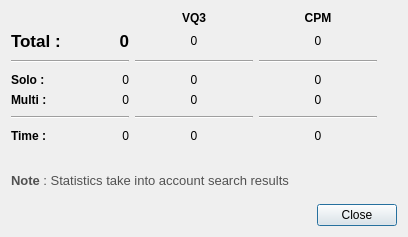
The window that src/statisticsdialog.ui (sousix/QDM68) describes before a commit, drawn with Qt 5.
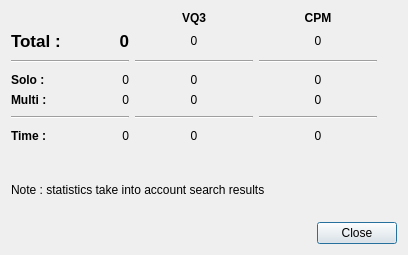
The same window after the commit.

```diff
--- a/src/statisticsdialog.ui
+++ b/src/statisticsdialog.ui
@@ -10,7 +10,7 @@
     <x>0</x>
     <y>0</y>
     <width>408</width>
-    <height>237</height>
+    <height>255</height>
    </rect>
   </property>
   <property name="windowTitle">
@@ -392,77 +392,12 @@
       </spacer>
      </item>
      <item>
-      <widget class="QLabel" name="label">
-       <property name="palette">
-        <palette>
-         <active>
-          <colorrole role="WindowText">
-           <brush brushstyle="SolidPattern">
-            <color alpha="255">
-             <red>81</red>
-             <green>81</green>
-             <blue>81</blue>
-            </color>
-           </brush>
-          </colorrole>
-          <colorrole role="Text">
-           <brush brushstyle="SolidPattern">
-            <color alpha="255">
-             <red>103</red>
-             <green>103</green>
-             <blue>103</blue>
-            </color>
-           </brush>
-          </colorrole>
-         </active>
-         <inactive>
-          <colorrole role="WindowText">
-           <brush brushstyle="SolidPattern">
-            <color alpha="255">
-             <red>81</red>
-             <green>81</green>
-             <blue>81</blue>
-            </color>
-           </brush>
-          </colorrole>
-          <colorrole role="Text">
-           <brush brushstyle="SolidPattern">
-            <color alpha="255">
-             <red>103</red>
-             <green>103</green>
-             <blue>103</blue>
-            </color>
-           </brush>
-          </colorrole>
-         </inactive>
-         <disabled>
-          <colorrole role="WindowText">
-           <brush brushstyle="SolidPattern">
-            <color alpha="255">
-             <red>116</red>
-             <green>116</green>
-             <blue>116</blue>
-            </color>
-           </brush>
-          </colorrole>
-          <colorrole role="Text">
-           <brush brushstyle="SolidPattern">
-            <color alpha="255">
-             <red>116</red>
-             <green>116</green>
-             <blue>116</blue>
-            </color>
-           </brush>
-          </colorrole>
-         </disabled>
-        </palette>
-       </property>
+      <widget class="QLabel" name="labelInfoSearch">
        <property name="text">
-        <string>&lt;!DOCTYPE HTML PUBLIC &quot;-//W3C//DTD HTML 4.0//EN&quot; &quot;http://www.w3.org/TR/REC-html40/strict.dtd&quot;&gt;
-&lt;html&gt;&lt;head&gt;&lt;meta name=&quot;qrichtext&quot; content=&quot;1&quot; /&gt;&lt;style type=&quot;text/css&quot;&gt;
-p, li { white-space: pre-wrap; }
-&lt;/style&gt;&lt;/head&gt;&lt;body style=&quot; font-family:'Sans'; font-size:10pt; font-weight:400; font-style:normal;&quot;&gt;
-&lt;p style=&quot; margin-top:0px; margin-bottom:0px; margin-left:0px; margin-right:0px; -qt-block-indent:0; text-indent:0px;&quot;&gt;&lt;span style=&quot; font-weight:600;&quot;&gt;Note&lt;/span&gt; : Statistics take into account search results&lt;/p&gt;&lt;/body&gt;&lt;/html&gt;</string>
+        <string>Note : statistics take into account search results</string>
+       </property>
+       <property name="wordWrap">
+        <bool>true</bool>
        </property>
       </widget>
      </item>
```
